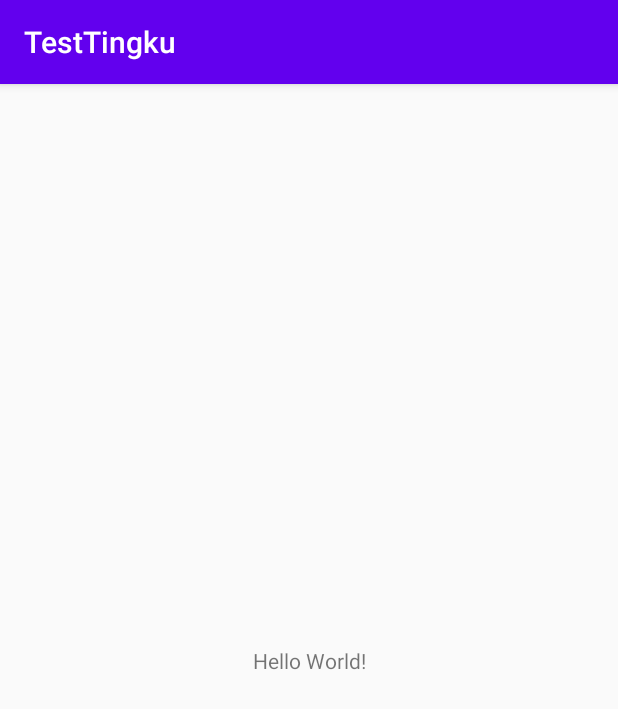
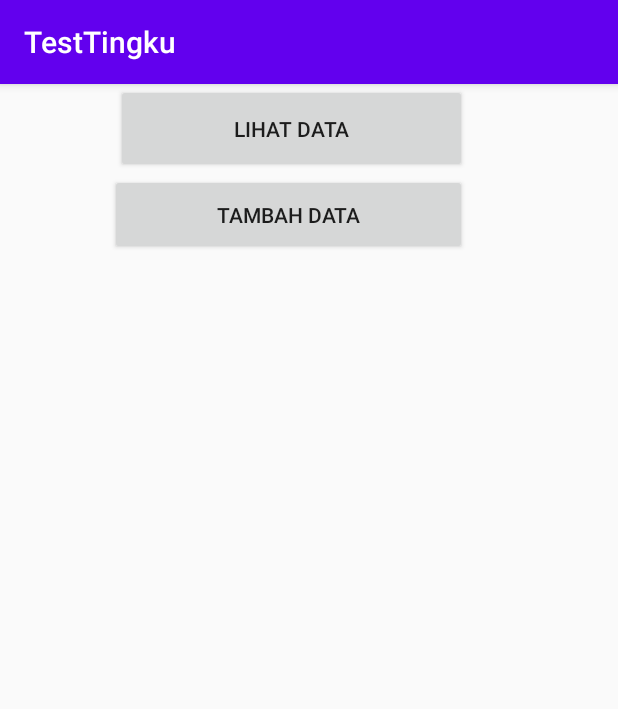
Before and after one commit to nashrul22/TestBarang, an Android app: the screen it shows after launch (MainActivity), on a phone screen of 412 x 824 dp. Shown: the top 709 px of the screen. Run offline under Robolectric (Android 15) with nearby library versions, the phone set to English and light mode, and no system bars.

Commit message:
add button on activity_main

```diff
--- a/app/src/main/res/layout/activity_main.xml
+++ b/app/src/main/res/layout/activity_main.xml
@@ -7,12 +7,56 @@
     tools:context=".MainActivity">
 
     <TextView
+        android:id="@+id/textView"
         android:layout_width="wrap_content"
-        android:layout_height="wrap_content"
-        android:text="Hello World!"
+        android:layout_height="42dp"
+        android:layout_marginStart="8dp"
+        android:layout_marginLeft="8dp"
+        android:layout_marginTop="18dp"
+        android:layout_marginEnd="8dp"
+        android:layout_marginRight="8dp"
+        android:text="@string/txtJudul1"
+        android:textSize="24dp"
+        app:layout_constraintBottom_toTopOf="@+id/btnTambah"
+       app:layout_constraintEnd_toEndOf="parent"
+        app:layout_constraintHorizontal_bias="0.423"
+        app:layout_constraintStart_toStartOf="parent"
+        app:layout_constraintTop_toTopOf="parent" />
+    <Button
+        android:layout_width="238dp"
+        android:layout_height="54dp"
+        android:id="@+id/btnTambah"
+        android:layout_marginStart="8dp"
+        android:layout_marginLeft="8dp"
+        android:layout_marginTop="8dp"
+        android:layout_marginEnd="8dp"
+        android:layout_marginRight="8dp"
+        android:layout_marginBottom="8dp"
+        android:text="@string/btTambah"
+        app:layout_constraintBottom_toTopOf="@+id/btnLihat"
+        app:layout_constraintEnd_toEndOf="parent"
+        app:layout_constraintHorizontal_bias="0.414"
+        app:layout_constraintStart_toStartOf="parent"
+        app:layout_constraintBottom_toBottomOf="@+id/textView"
+        app:layout_constraintVertical_bias="0.252"
+        />
+    <Button
+        android:layout_width="234dp"
+        android:layout_height="59dp"
+        android:id="@+id/btnLihat"
+        android:layout_marginStart="8dp"
+        android:layout_marginLeft="8dp"
+        android:layout_marginTop="8dp"
+        android:layout_marginEnd="8dp"
+        android:layout_marginRight="8dp"
+        android:layout_marginBottom="400dp"
+        android:text="@string/btLihat"
         app:layout_constraintBottom_toBottomOf="parent"
-        app:layout_constraintLeft_toLeftOf="parent"
-        app:layout_constraintRight_toRightOf="parent"
-        app:layout_constraintTop_toTopOf="parent" />
+        app:layout_constraintEnd_toEndOf="parent"
+        app:layout_constraintHorizontal_bias="0.428"
+        app:layout_constraintStart_toStartOf="parent"
+        app:layout_constraintTop_toBottomOf="@+id/btnTambah"
+        app:layout_constraintVertical_bias="0.0"/>
+
 
 </androidx.constraintlayout.widget.ConstraintLayout>
```
